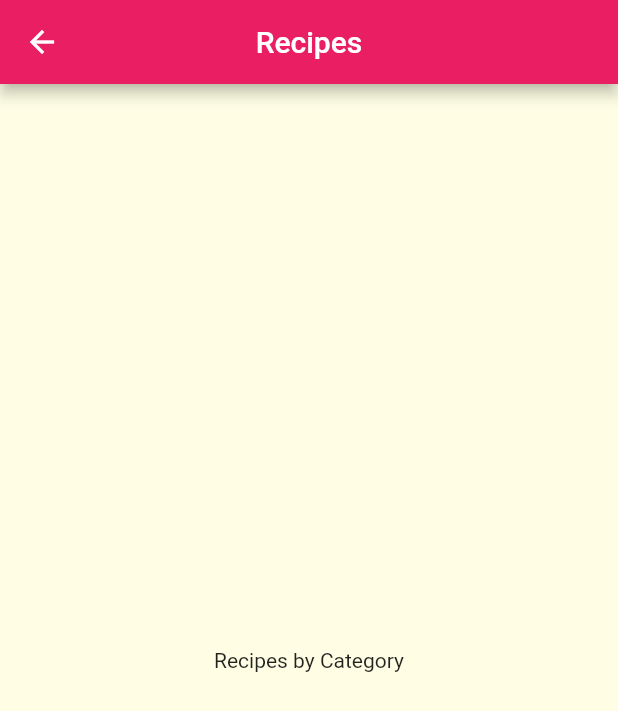
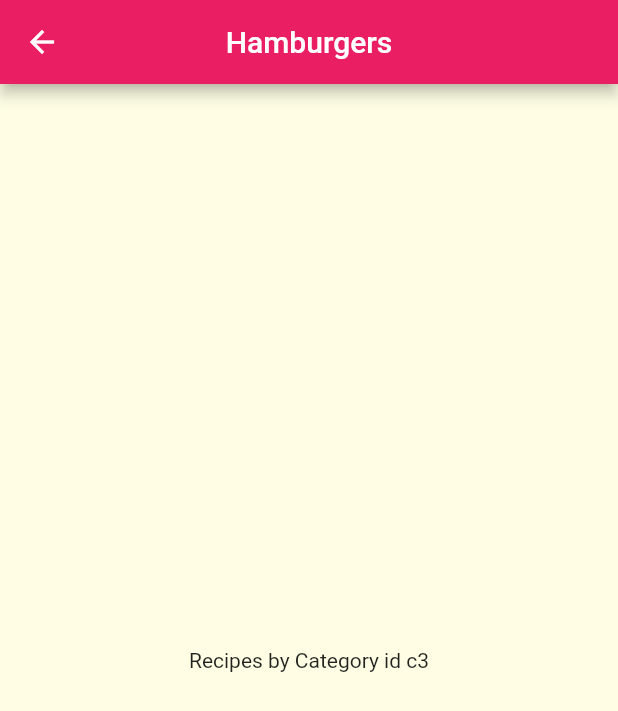
Before and after one commit to davmag91/meals, a Flutter app: the screen it shows after launch, after a tap on "Hamburgers", on a phone screen of 412 x 824 dp. Shown: the top 711 px of the screen. Run offline on Flutter 3.47's test engine with Material 2 defaults, Android fonts, the phone set to English and light mode, and no system bars.

Commit message:
Category Screen

```diff
--- a/lib/components/category_item.dart
+++ b/lib/components/category_item.dart
@@ -11,7 +11,9 @@ class CategoryItem extends StatelessWidget {
     Navigator.of(context).push(
       MaterialPageRoute(
         builder: (_) {
-          return const CategoriesMealsScreen();
+          return CategoriesMealsScreen(
+            category: category,
+          );
         },
       ),
     );
--- a/lib/screens/categories_meals_screen.dart
+++ b/lib/screens/categories_meals_screen.dart
@@ -1,18 +1,19 @@
 import 'package:flutter/material.dart';
-import 'package:flutter/src/widgets/framework.dart';
-import 'package:flutter/src/widgets/placeholder.dart';
+import '../models/category.dart';
 
 class CategoriesMealsScreen extends StatelessWidget {
-  const CategoriesMealsScreen({super.key});
+  final Category? category;
+
+  const CategoriesMealsScreen({super.key, this.category});
 
   @override
   Widget build(BuildContext context) {
     return Scaffold(
       appBar: AppBar(
-        title: const Text('Recipes'),
+        title: Text(category!.title),
       ),
-      body: const Center(
-        child: Text('Recipes by Category'),
+      body: Center(
+        child: Text('Recipes by Category id ${category!.id}'),
       ),
     );
   }
--- a/lib/screens/categories_screen.dart
+++ b/lib/screens/categories_screen.dart
@@ -1,5 +1,4 @@
 import 'package:flutter/material.dart';
-import 'package:flutter/src/widgets/framework.dart';
 import '../components/category_item.dart';
 import '../data/dummy_data.dart';
 
```
